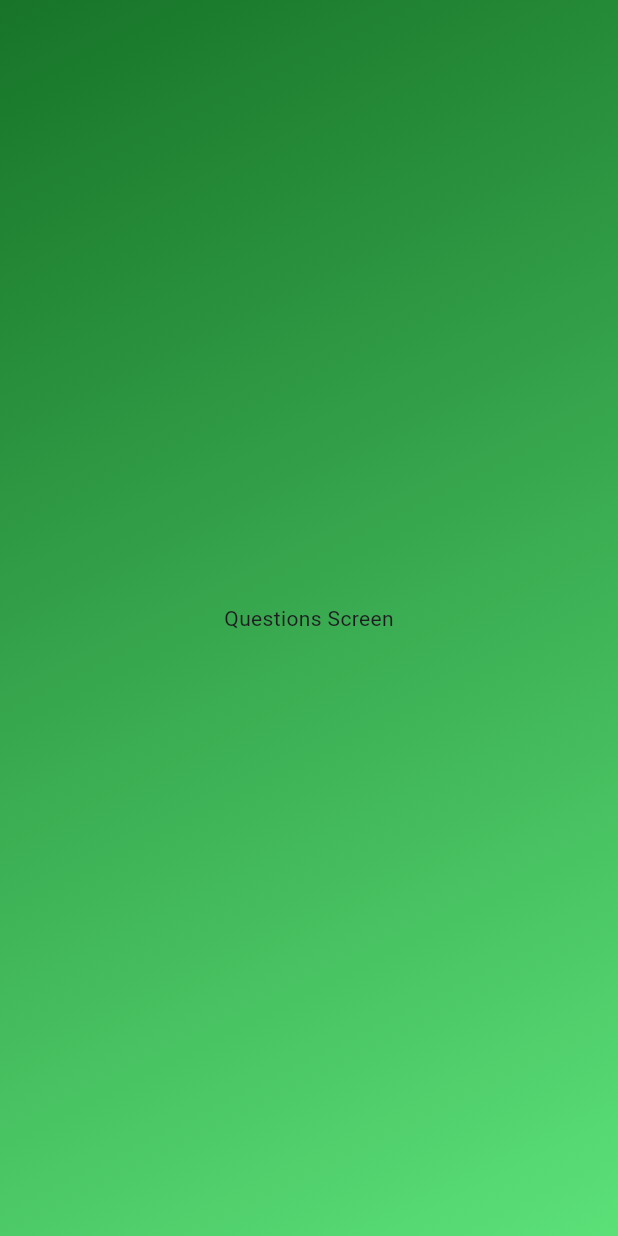
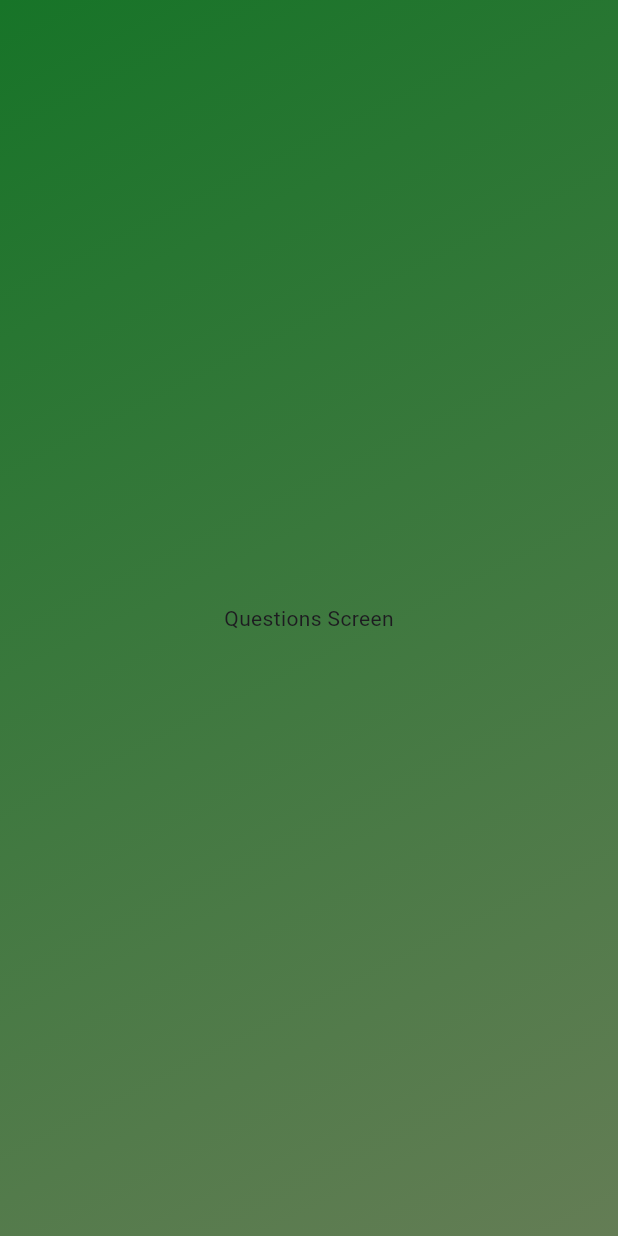
Before and after one commit to Sssketchy/QuizApp-Forests, a Flutter app: the screen it shows after launch, after a tap on "Start Quiz", on a phone screen of 412 x 824 dp. Run offline on Flutter 3.47's test engine with Material 3 defaults, Android fonts, the phone set to English and light mode, and no system bars.

Commit message:
used ternary operation

```diff
--- a/lib/quiz.dart
+++ b/lib/quiz.dart
@@ -14,23 +14,30 @@ class Quiz extends StatefulWidget {
 }
 
 class _QuizState extends State<Quiz> {
-  Widget?
-  activeScreen; // question mark to say that activeScreen (custom widget) can be null
+  // Widget?
+  // activeScreen; // question mark to say that activeScreen (custom widget) can be null
 
-  @override
-  void initState() {
-    super.initState();
-    activeScreen = StartScreen(switchScreen);
-  }
+  var activeScreen = 'Start-Screen';
+
+  // you dont need init if you are using var string to assign the states
+  // @override
+  // void initState() {
+  //   super.initState();
+  //   activeScreen = 'Start-Screen';
+  // }
 
   void switchScreen() {
     setState(() {
-      activeScreen = QuestionsScreen();
+      activeScreen = 'Question-Screen';
     });
   }
 
   @override
   Widget build(ctx) {
+    final screenChoice =
+        activeScreen == 'Start-Screen'
+            ? StartScreen(switchScreen)
+            : QuestionsScreen();
     return MaterialApp(
       home: Scaffold(
         body: Container(
@@ -38,13 +45,13 @@ class _QuizState extends State<Quiz> {
             gradient: LinearGradient(
               colors: [
                 const Color.fromARGB(255, 23, 116, 40),
-                const Color.fromARGB(255, 91, 224, 120),
+                const Color.fromARGB(255, 100, 125, 85),
               ],
               begin: Alignment.topLeft,
               end: Alignment.bottomRight,
             ),
           ),
-          child: activeScreen,
+          child: screenChoice,
         ),
       ),
     );
```
